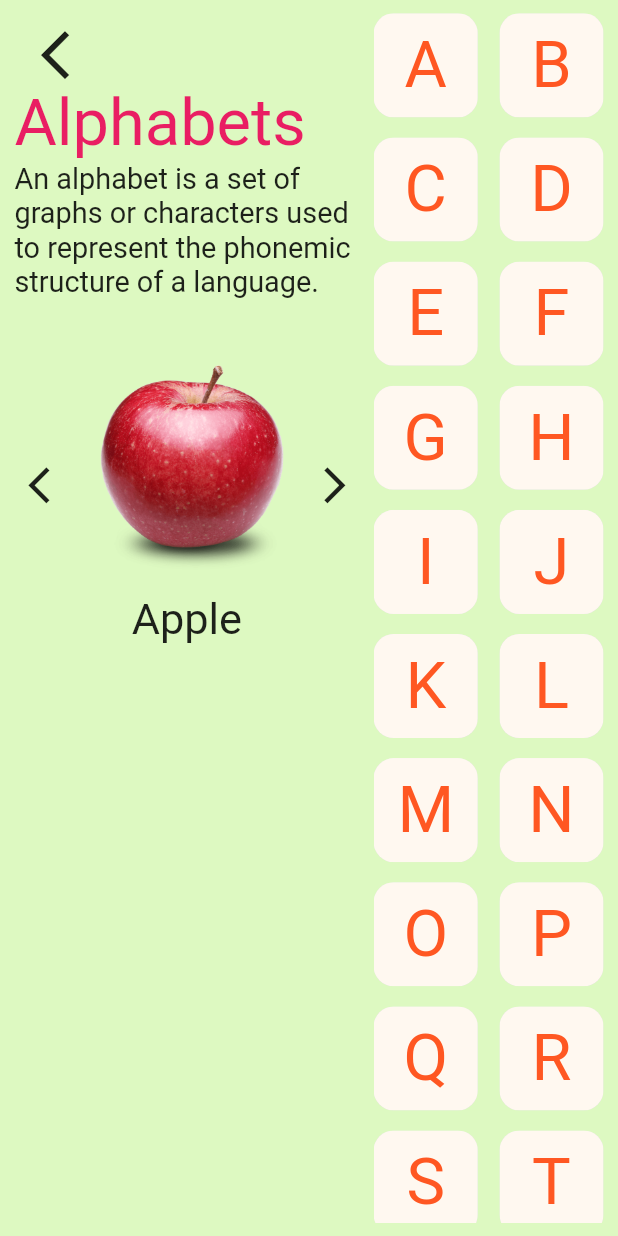
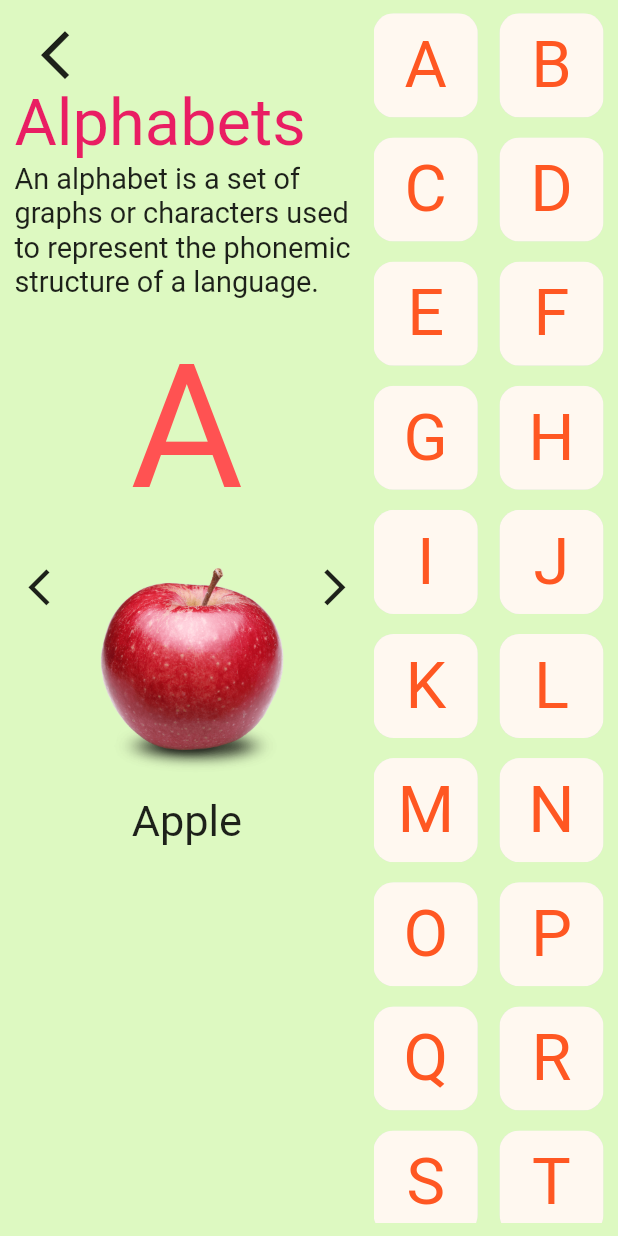
Before and after one commit to NasShihab/kids_time, a Flutter app: the Alphabet screen opened by its route, on a phone screen of 412 x 824 dp. Run offline on Flutter 3.47's test engine with Material 2 defaults, Android fonts, the phone set to English and light mode, and no system bars; our stand-ins replace flutter_screenutil, get, google_fonts; Roboto replaces fonts that are missing (Fruktur, Skranji).

Commit message:
pic show dragging

```diff
--- a/lib/home_page/category/alphabet/alphabet.dart
+++ b/lib/home_page/category/alphabet/alphabet.dart
@@ -73,7 +73,47 @@ class Alphabet extends StatelessWidget {
                                 return Obx(
                                   () => Column(
                                     children: [
-                                      CircleAvatar(
+                                      Text(
+                                        fruitList[
+                                                controller.selectedIndex.value]
+                                            .alphabet
+                                            .toString(),
+                                        style: GoogleFonts.secularOne(
+                                            fontSize: 120.sp,
+                                            color: Colors.redAccent),
+                                      ),
+                                      GestureDetector(
+                                        // onPanUpdate: (details) {
+                                        //   if (details.delta.dx > 0) {
+                                        //     if (controller
+                                        //             .selectedIndex.value !=
+                                        //         0) {
+                                        //       controller.selectedIndex.value--;
+                                        //     }
+                                        //     print("Dragging in +X direction");
+                                        //   } else if (controller
+                                        //           .selectedIndex.value !=
+                                        //       fruitList.length - 1) {
+                                        //     controller.selectedIndex.value++;
+                                        //   }
+                                        //   print("Dragging in -X direction");
+                                        // },
+                                        onHorizontalDragEnd: (DragEndDetails details) {
+                                          if (details.primaryVelocity! > 0) {
+                                            if (controller.selectedIndex.value != 0) {
+                                              controller.selectedIndex.value--;
+                                            }
+                                            print('Drag left');
+                                          }
+                                          else {
+                                            if (controller.selectedIndex.value !=
+                                                fruitList.length - 1) {
+                                              controller.selectedIndex.value++;
+                                            }
+                                            print('Drag right');
+                                          }
+                                        },
+                                        child: CircleAvatar(
                                           radius: 100.r,
                                           backgroundColor: Colors.transparent,
                                           child: Image(
@@ -82,6 +122,7 @@ class Alphabet extends StatelessWidget {
                                                       .selectedIndex.value]
                                                   .image
                                                   .toString(),
+                                            ),
                                           ),
                                         ),
                                       ),
```
Lines whose indentation alone changed are shown as unchanged.
